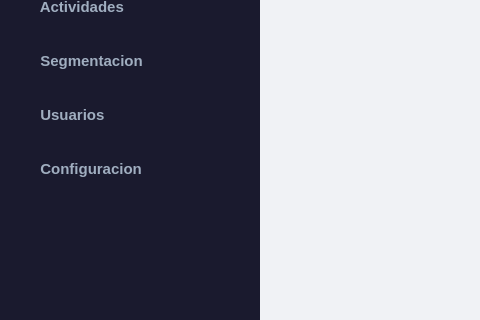
Before: the Qt Designer form app/views/ui/main/main_view.ui in DataDave-Dev/CRM-Portable, drawn with Qt 5; both pictures show x 0 to 480 and y 240 to 560 of the 1280 by 720 pixel window.
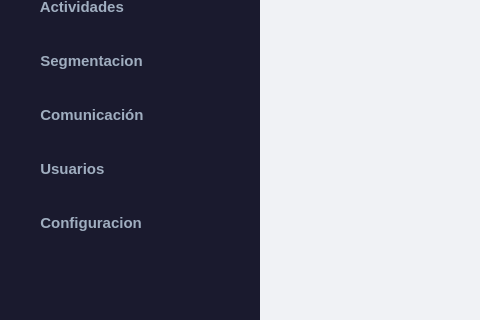
After: the same form once the commit is applied.

Commit message:
feat(comunicacion): implement module 5 - templates, campaigns and email config
- Add ConfiguracionCorreo table to SQL schema
- Create models: Plantilla, Campana, ConfiguracionCorreo
- Create repositories: plantilla, campana, config_correo
- Create CampanaService covering templates, campaigns and
  email provider config (SMTP, Gmail, SendGrid, Mailgun)
- Create ComunicacionView with three tabs:
  Plantillas / Campanas / Config. Correo
- Register module in MainView sidebar navigation

What changed in the file:
```diff
--- a/app/views/ui/main/main_view.ui
+++ b/app/views/ui/main/main_view.ui
@@ -51,7 +51,7 @@
 }
 
 /* Sidebar buttons base */
-#btnClientes, #btnVentas, #btnActividades, #btnSegmentacion, #btnUsuarios, #btnConfiguracion {
+#btnClientes, #btnVentas, #btnActividades, #btnSegmentacion, #btnComunicacion, #btnUsuarios, #btnConfiguracion {
     background-color: transparent;
     color: #a0aec0;
     font-size: 15px;
@@ -319,6 +319,32 @@
          </property>
         </widget>
        </item>
+       <item>
+        <spacer name="navSpacer4b">
+         <property name="orientation">
+          <enum>Qt::Vertical</enum>
+         </property>
+         <property name="sizeType">
+          <enum>QSizePolicy::Fixed</enum>
+         </property>
+         <property name="sizeHint" stdset="0">
+          <size>
+           <width>20</width>
+           <height>4</height>
+          </size>
+         </property>
+        </spacer>
+       </item>
+       <item>
+        <widget class="QPushButton" name="btnComunicacion">
+         <property name="cursor">
+          <cursorShape>PointingHandCursor</cursorShape>
+         </property>
+         <property name="text">
+          <string>  Comunicación</string>
+         </property>
+        </widget>
+       </item>
        <item>
         <spacer name="navSpacer5">
          <property name="orientation">
```
Left out of the diff: 2 changed lines with no effect on the pictures. The commit also changes 11 other files.
